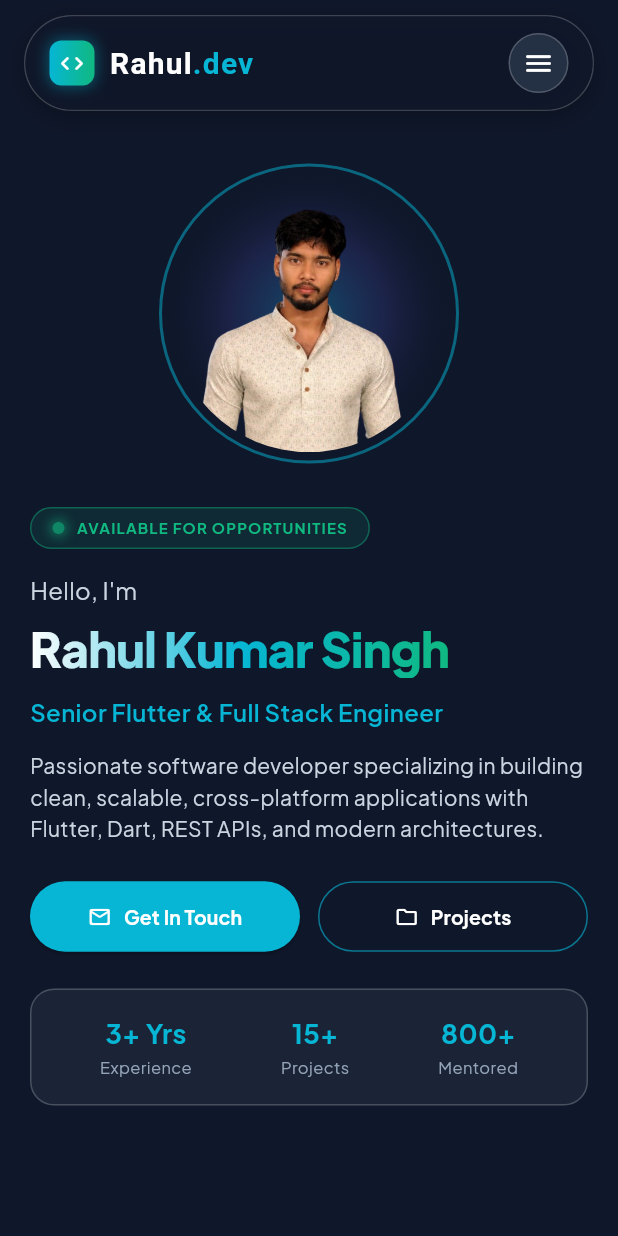
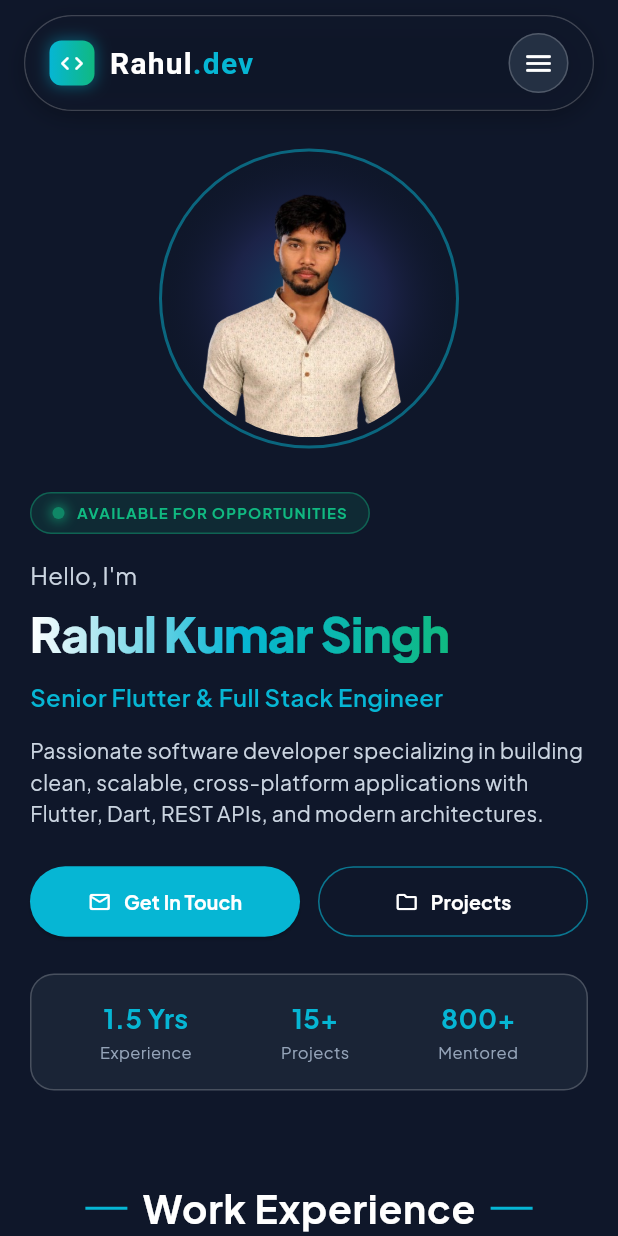
Before and after one commit to BitByteGenius/my_portfolio, a Flutter app: the screen it shows after launch, on a phone screen of 412 x 824 dp. Run offline on Flutter 3.47's test engine with Material 3 defaults, Android fonts, the phone set to English and light mode, and no system bars; our stand-ins replace get, google_fonts.

Commit message:
exprience added

```diff
--- a/lib/screen/home_page.dart
+++ b/lib/screen/home_page.dart
@@ -57,7 +57,6 @@ class _HomePageState extends State<HomePage> {
         final box = context.findRenderObject() as RenderBox?;
         if (box != null) {
           final position = box.localToGlobal(Offset.zero);
-          // 150px threshold for navbar offset
           if (position.dy <= 180) {
             if (activeSectionIndex != i) {
               setState(() => activeSectionIndex = i);
@@ -78,7 +77,7 @@ class _HomePageState extends State<HomePage> {
         key.currentContext!,
         duration: const Duration(milliseconds: 650),
         curve: Curves.easeInOutCubic,
-        alignment: 0.05, // offset top slightly
+        alignment: 0.05,
       );
     }
   }
@@ -129,7 +128,7 @@ class _HomePageState extends State<HomePage> {
                 child: Column(
                   children: [
                     // Sticky Header Compensation Padding
-                    const SizedBox(height: 80),
+                    const SizedBox(height: 70),
 
                     // SECTION 0: HOME / HERO
                     SizedBox(key: navbarKeys[0]),
@@ -144,20 +143,16 @@ class _HomePageState extends State<HomePage> {
                         onProjectsTap: () => scrollToSection(3),
                       ),
 
-                    const SizedBox(height: 40),
-
                     // SECTION 1: EXPERIENCE
                     ExperienceSection(key: navbarKeys[1]),
-
-                    const SizedBox(height: 40),
 
                     // SECTION 2: SKILLS
                     Container(
                       key: navbarKeys[2],
                       width: screenWidth,
-                      padding: const EdgeInsets.symmetric(
-                        horizontal: 25,
-                        vertical: 60,
+                      padding: EdgeInsets.symmetric(
+                        horizontal: 20,
+                        vertical: isDesktop ? 48 : 36,
                       ),
                       color: CustomColor.bgLight1.withValues(alpha: 0.4),
                       child: Column(
@@ -167,38 +162,38 @@ class _HomePageState extends State<HomePage> {
                             mainAxisAlignment: MainAxisAlignment.center,
                             children: [
                               Container(
-                                width: 30,
+                                width: 28,
                                 height: 2,
                                 color: CustomColor.primaryTeal,
                               ),
-                              const SizedBox(width: 12),
+                              const SizedBox(width: 10),
                               const Text(
                                 "What I Bring To The Table",
                                 style: TextStyle(
                                   fontWeight: FontWeight.bold,
-                                  fontSize: 28,
+                                  fontSize: 26,
                                   color: CustomColor.whitePrimary,
                                   letterSpacing: 0.5,
                                 ),
                               ),
-                              const SizedBox(width: 12),
+                              const SizedBox(width: 10),
                               Container(
-                                width: 30,
+                                width: 28,
                                 height: 2,
                                 color: CustomColor.primaryTeal,
                               ),
                             ],
                           ),
-                          const SizedBox(height: 10),
+                          const SizedBox(height: 8),
                           const Text(
                             "My technical toolbox, platforms & preferred developer stack",
                             textAlign: TextAlign.center,
                             style: TextStyle(
                               color: CustomColor.hintDark,
-                              fontSize: 14,
+                              fontSize: 13,
                             ),
                           ),
-                          const SizedBox(height: 50),
+                          const SizedBox(height: 32),
                           if (constraints.maxWidth >= rmedDesktopwidth)
                             const SkillDesktop()
                           else
@@ -207,12 +202,8 @@ class _HomePageState extends State<HomePage> {
                       ),
                     ),
 
-                    const SizedBox(height: 40),
-
                     // SECTION 3: PROJECTS
                     ProjectSection(key: navbarKeys[3]),
-
-                    const SizedBox(height: 40),
 
                     // SECTION 4: CONTACT
                     ContactSection(key: navbarKeys[4]),
--- a/lib/widget/exprience_section.dart
+++ b/lib/widget/exprience_section.dart
@@ -1,5 +1,6 @@
 import 'package:flutter/material.dart';
 import 'package:my_portfollio/constant/colors.dart';
+import 'package:my_portfollio/constant/size.dart';
 import 'package:my_portfollio/utils/exprience_utils.dart';
 import 'package:my_portfollio/widget/exprience_card.dart';
 
@@ -8,9 +9,16 @@ class ExperienceSection extends StatelessWidget {
 
   @override
   Widget build(BuildContext context) {
+    return LayoutBuilder(
+      builder: (context, constraints) {
+        final bool isDesktop = constraints.maxWidth >= rDesktopwidth;
+
         return Container(
           width: double.infinity,
-      padding: const EdgeInsets.symmetric(vertical: 60, horizontal: 24),
+          padding: EdgeInsets.symmetric(
+            vertical: isDesktop ? 48 : 36,
+            horizontal: 20,
+          ),
           color: CustomColor.scaffoldBg,
           child: Column(
             children: [
@@ -18,40 +26,40 @@ class ExperienceSection extends StatelessWidget {
               Row(
                 mainAxisAlignment: MainAxisAlignment.center,
                 children: [
-              Container(width: 30, height: 2, color: CustomColor.primaryTeal),
-              const SizedBox(width: 12),
+                  Container(width: 28, height: 2, color: CustomColor.primaryTeal),
+                  const SizedBox(width: 10),
                   const Text(
                     "Work Experience",
                     style: TextStyle(
                       fontWeight: FontWeight.bold,
-                  fontSize: 28,
+                      fontSize: 26,
                       color: CustomColor.whitePrimary,
                       letterSpacing: 0.5,
                     ),
                   ),
-              const SizedBox(width: 12),
-              Container(width: 30, height: 2, color: CustomColor.primaryTeal),
+                  const SizedBox(width: 10),
+                  Container(width: 28, height: 2, color: CustomColor.primaryTeal),
                 ],
               ),
-          const SizedBox(height: 10),
+              const SizedBox(height: 8),
               const Text(
                 "My professional software development trajectory & key roles",
                 textAlign: TextAlign.center,
                 style: TextStyle(
                   color: CustomColor.hintDark,
-              fontSize: 14,
+                  fontSize: 13,
                 ),
               ),
-          const SizedBox(height: 40),
+              const SizedBox(height: 28),
 
               // CARDS CONTAINER
               ConstrainedBox(
-            constraints: const BoxConstraints(maxWidth: 1000),
+                constraints: const BoxConstraints(maxWidth: 950),
                 child: Column(
                   children: [
                     for (int i = 0; i < experienceList.length; i++) ...[
                       ExperienceCard(exprience: experienceList[i]),
-                  if (i != experienceList.length - 1) const SizedBox(height: 24),
+                      if (i != experienceList.length - 1) const SizedBox(height: 16),
                     ],
                   ],
                 ),
@@ -59,6 +67,8 @@ class ExperienceSection extends StatelessWidget {
             ],
           ),
         );
+      },
+    );
   }
 }
 
--- a/lib/widget/main_desktop_mobile.dart
+++ b/lib/widget/main_desktop_mobile.dart
@@ -211,7 +211,7 @@ class MainDesktopMobile extends StatelessWidget {
             child: Row(
               mainAxisAlignment: MainAxisAlignment.spaceAround,
               children: const [
-                _MobileStat(value: "3+ Yrs", label: "Experience"),
+                _MobileStat(value: "1.5 Yrs", label: "Experience"),
                 _MobileStat(value: "15+", label: "Projects"),
                 _MobileStat(value: "800+", label: "Mentored"),
               ],
```
Also changed, not shown: lib/widget/contact_section.dart (+48 -39 lines), lib/widget/project_card.dart (+30 -19 lines), lib/widget/project_section.dart (+22 -12 lines). Lines whose indentation alone changed are shown as unchanged.
